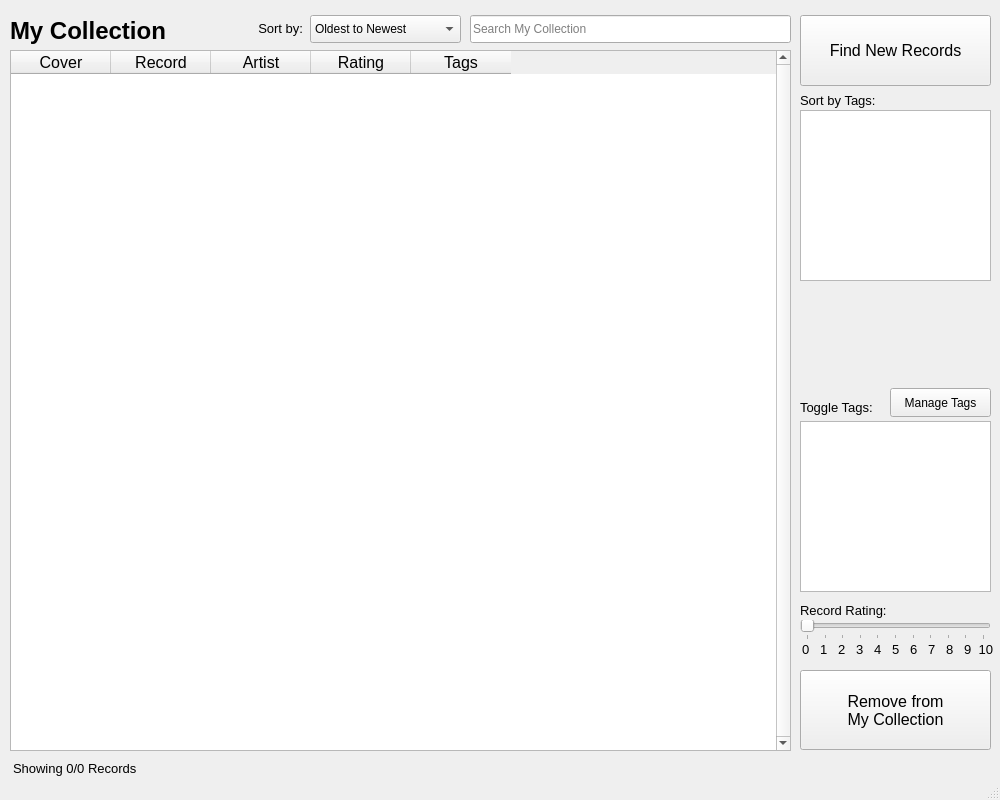
Old version of the form My Record Collection Source/mainwindow.ui in the repository Drag0nCodes/MyRecordCollection.
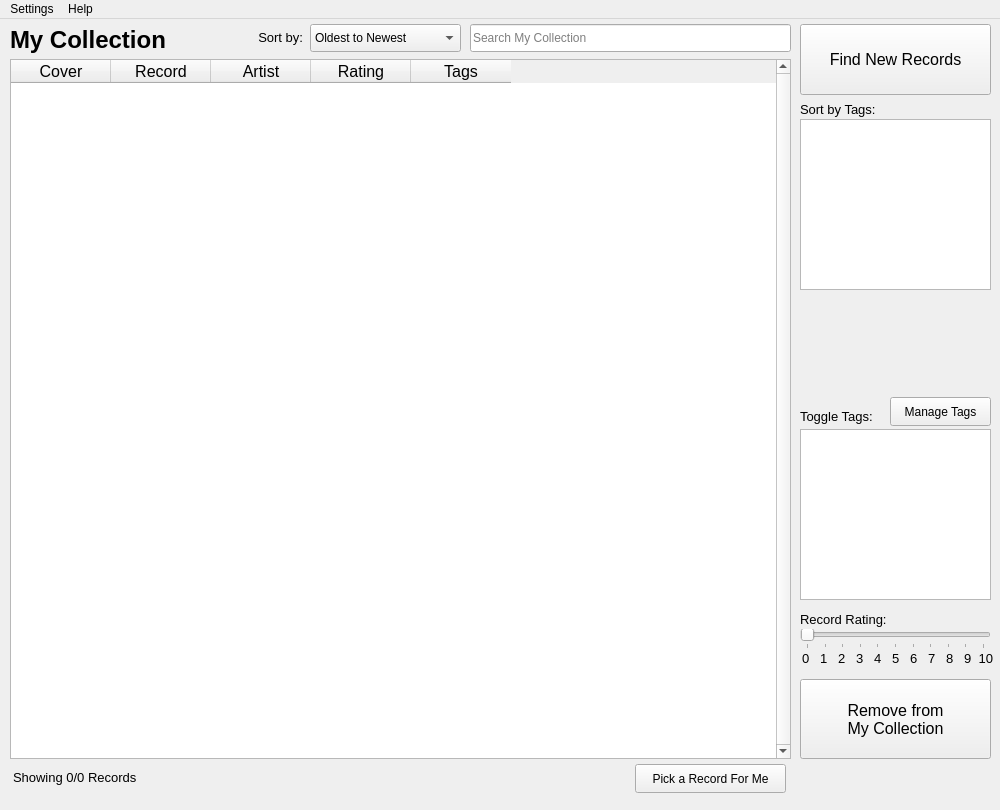
New version of the form.

Commit message: - Added a "pick a record for me" button to select a random record to listen to - Added some top menu drop down buttons as placeholders

The edit to the form file:
```diff
--- a/My Record Collection Source/mainwindow.ui
+++ b/My Record Collection Source/mainwindow.ui
@@ -7,7 +7,7 @@
     <x>0</x>
     <y>0</y>
     <width>1000</width>
-    <height>800</height>
+    <height>810</height>
    </rect>
   </property>
   <property name="windowTitle">
@@ -18,7 +18,7 @@
     <property name="geometry">
      <rect>
       <x>0</x>
-      <y>0</y>
+      <y>-10</y>
       <width>1000</width>
       <height>800</height>
      </rect>
@@ -30,7 +30,7 @@
         <x>10</x>
         <y>50</y>
         <width>781</width>
-        <height>701</height>
+        <height>700</height>
        </rect>
       </property>
       <property name="sizePolicy">
@@ -355,7 +355,7 @@
       <property name="geometry">
        <rect>
         <x>800</x>
-        <y>421</y>
+        <y>420</y>
         <width>191</width>
         <height>171</height>
        </rect>
@@ -473,6 +473,25 @@
        <string>Showing 0/0 Records</string>
       </property>
      </widget>
+     <widget class="QPushButton" name="myRecordPickForMe">
+      <property name="geometry">
+       <rect>
+        <x>635</x>
+        <y>755</y>
+        <width>151</width>
+        <height>29</height>
+       </rect>
+      </property>
+      <property name="font">
+       <font>
+        <family>Arial</family>
+        <pointsize>9</pointsize>
+       </font>
+      </property>
+      <property name="text">
+       <string>Pick a Record For Me</string>
+      </property>
+     </widget>
     </widget>
     <widget class="QWidget" name="searchRecordsPage">
      <widget class="QTableWidget" name="searchRecordTable">
@@ -774,8 +793,54 @@
      <height>25</height>
     </rect>
    </property>
+   <widget class="QMenu" name="menuHelp">
+    <property name="title">
+     <string>Help</string>
+    </property>
+    <addaction name="actionAbout"/>
+    <addaction name="actionContact"/>
+   </widget>
+   <widget class="QMenu" name="menuSettings">
+    <property name="title">
+     <string>Settings</string>
+    </property>
+    <addaction name="actionToggle_Theme"/>
+    <addaction name="actionImport_Records"/>
+    <addaction name="actionExit"/>
+   </widget>
+   <addaction name="menuSettings"/>
+   <addaction name="menuHelp"/>
   </widget>
-  <widget class="QStatusBar" name="statusbar"/>
+  <action name="actionToggle_Theme">
+   <property name="text">
+    <string>Toggle Theme</string>
+   </property>
+  </action>
+  <action name="actionyes">
+   <property name="text">
+    <string>yes</string>
+   </property>
+  </action>
+  <action name="actionAbout">
+   <property name="text">
+    <string>About</string>
+   </property>
+  </action>
+  <action name="actionExit">
+   <property name="text">
+    <string>Exit</string>
+   </property>
+  </action>
+  <action name="actionImport_Records">
+   <property name="text">
+    <string>Import Records</string>
+   </property>
+  </action>
+  <action name="actionContact">
+   <property name="text">
+    <string>Contact</string>
+   </property>
+  </action>
  </widget>
  <resources/>
  <connections/>
```
Left out of the diff: 11 changed lines with no effect on the pictures. The commit also changes 3 other files.
